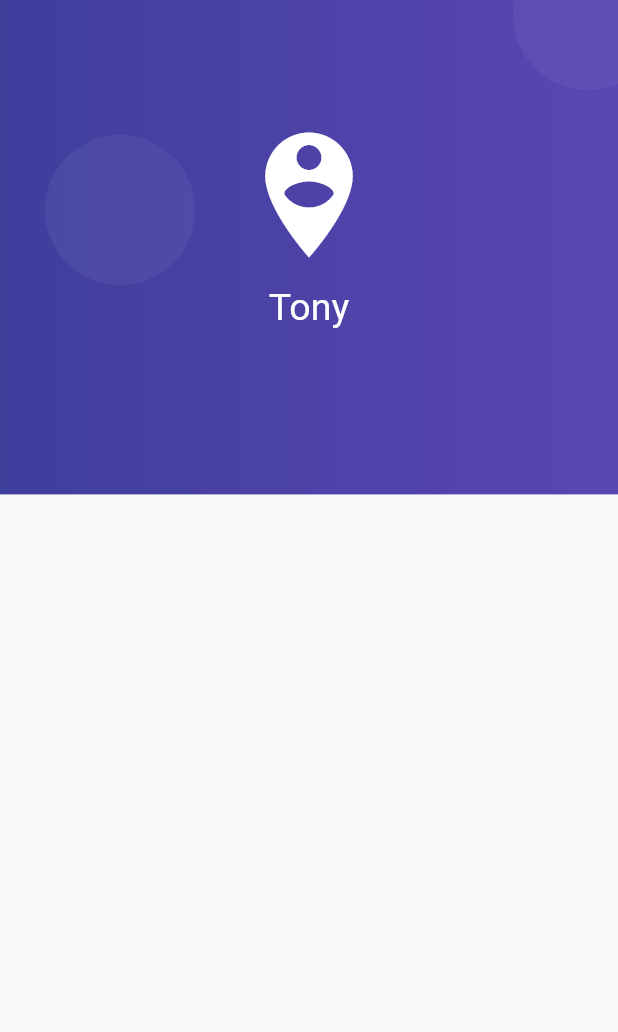
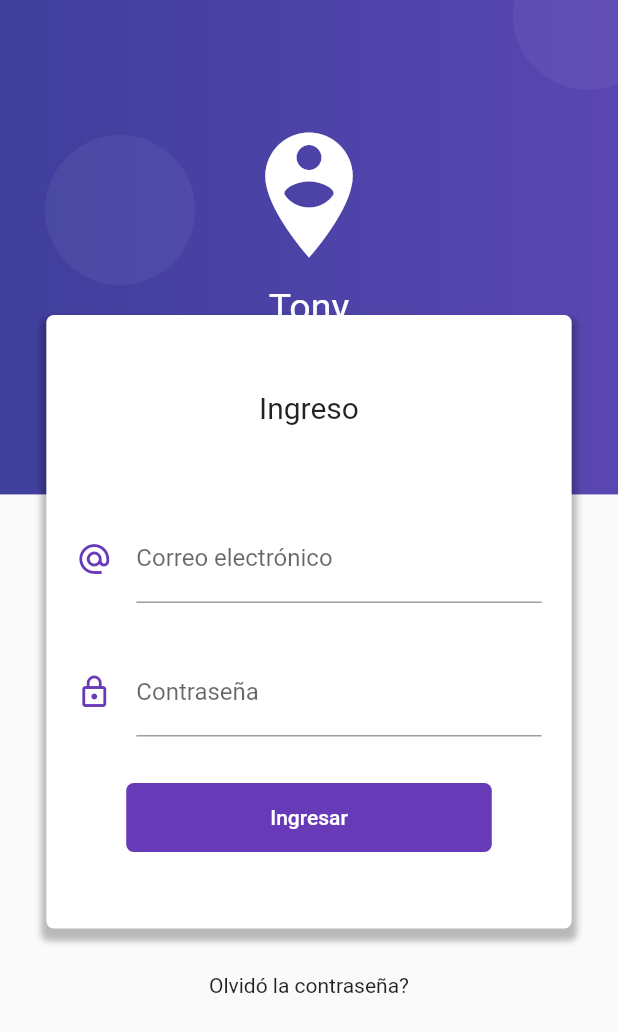
Before and after one commit to Asalmerontkd/formvalidation, a Flutter app: the screen it shows after launch, on a phone screen of 412 x 824 dp. Shown: the top 1032 px of the screen. Run offline on Flutter 3.47's test engine with Material 2 defaults, Android fonts, the phone set to English and light mode, and no system bars.

Commit message:
Formulario login

```diff
--- a/lib/src/pages/login_page.dart
+++ b/lib/src/pages/login_page.dart
@@ -7,6 +7,7 @@ class LoginPage extends StatelessWidget {
       body: Stack(
         children: <Widget> [
           _crearFondo(context),
+          _loginForm(context)
         ],
       )
     );
@@ -57,4 +58,92 @@ class LoginPage extends StatelessWidget {
       ],
     );
   }
+
+  Widget _loginForm(BuildContext context) {
+    final size = MediaQuery.of(context).size;
+    return SingleChildScrollView(
+      child: Column(
+        children: <Widget> [
+          SafeArea(
+            child: Container(
+              height: 180.0,
+            )
+          ),
+          Container(
+            width: size.width * 0.85,
+            margin: EdgeInsets.symmetric(vertical: 30.0),
+            padding: EdgeInsets.symmetric(vertical: 50.0),
+            decoration: BoxDecoration(
+              color: Colors.white,
+              borderRadius: BorderRadius.circular(5.0),
+              boxShadow: <BoxShadow>[
+                BoxShadow(
+                  color: Colors.black26,
+                  blurRadius: 3.0,
+                  offset: Offset(0.0, 5.0),
+                  spreadRadius: 3.0
+                )
+              ]
+            ),
+            child: Column(
+              children: <Widget> [
+                Text('Ingreso', style: TextStyle(fontSize: 20.0),),
+                SizedBox(height: 60.0,),
+                _crearEmail(),
+                SizedBox(height: 30.0,),
+                _crearPassword(),
+                SizedBox(height: 30.0,),
+                _crearBoton()
+              ],
+            ),
+          ),
+          Text('Olvidó la contraseña?'),
+          SizedBox(height: 100.0,)
+        ],
+      ),
+    );
+  }
+
+  Widget _crearEmail(){
+    return Container(
+      padding: EdgeInsets.symmetric(horizontal: 20.0),
+      child: TextField(
+        keyboardType: TextInputType.emailAddress,
+        decoration: InputDecoration(
+          icon: Icon( Icons.alternate_email, color: Colors.deepPurple ),
+          hintText: 'ejemplo@correo.com',
+          labelText: 'Correo electrónico',
+        ),
+      ),
+    );
+  }
+
+  Widget _crearPassword(){
+    return Container(
+      padding: EdgeInsets.symmetric(horizontal: 20.0),
+      child: TextField(
+        obscureText: true,
+        decoration: InputDecoration(
+          icon: Icon( Icons.lock_outline, color: Colors.deepPurple ),
+          labelText: 'Contraseña',
+        ),
+      ),
+    );
+  }
+
+  Widget _crearBoton(){
+    return RaisedButton(
+      child: Container(
+        child: Text('Ingresar'),
+        padding: EdgeInsets.symmetric(horizontal: 80.0, vertical: 15.0),
+      ),
+      shape: RoundedRectangleBorder(
+        borderRadius: BorderRadius.circular(5.0)
+      ),
+      elevation: 0.0,
+      color: Colors.deepPurple,
+      textColor: Colors.white,
+      onPressed: () {}
+    );
+  }
 }
```
